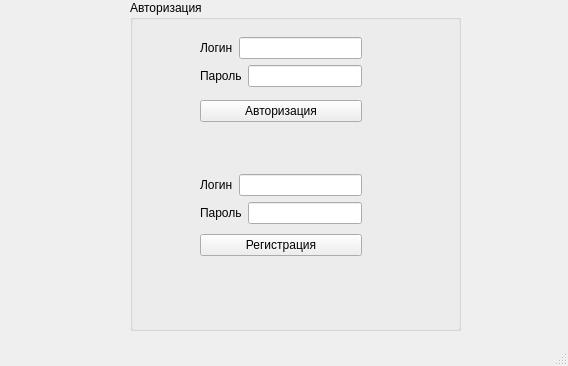
First picture: the form in forms/mainwindow.ui, repository YupiSoftwarePunk/Flirt-Finder, before the edit.
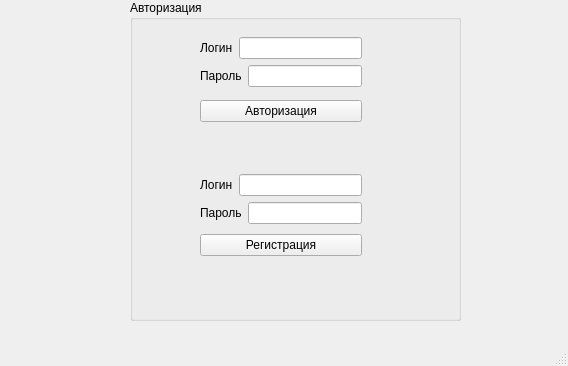
Second picture: the form after the edit.

```diff
--- a/forms/mainwindow.ui
+++ b/forms/mainwindow.ui
@@ -23,7 +23,7 @@
       <x>130</x>
       <y>0</y>
       <width>331</width>
-      <height>331</height>
+      <height>321</height>
      </rect>
     </property>
     <property name="title">
```
